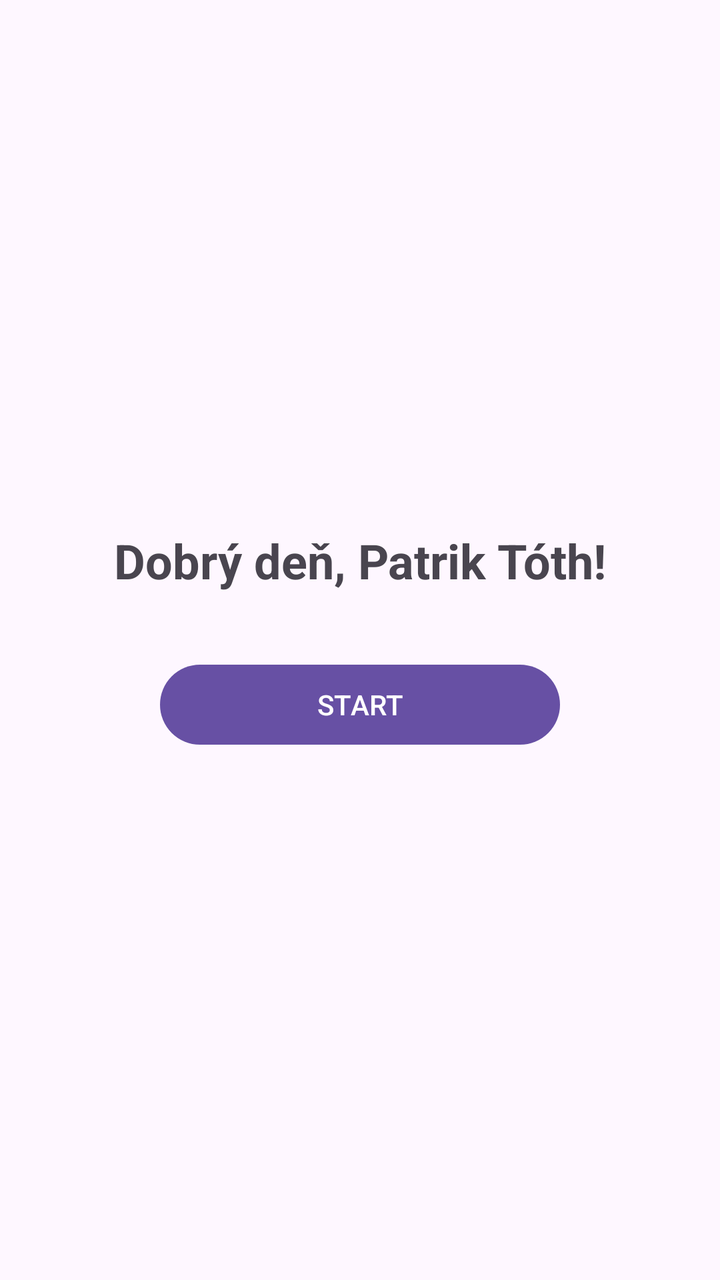
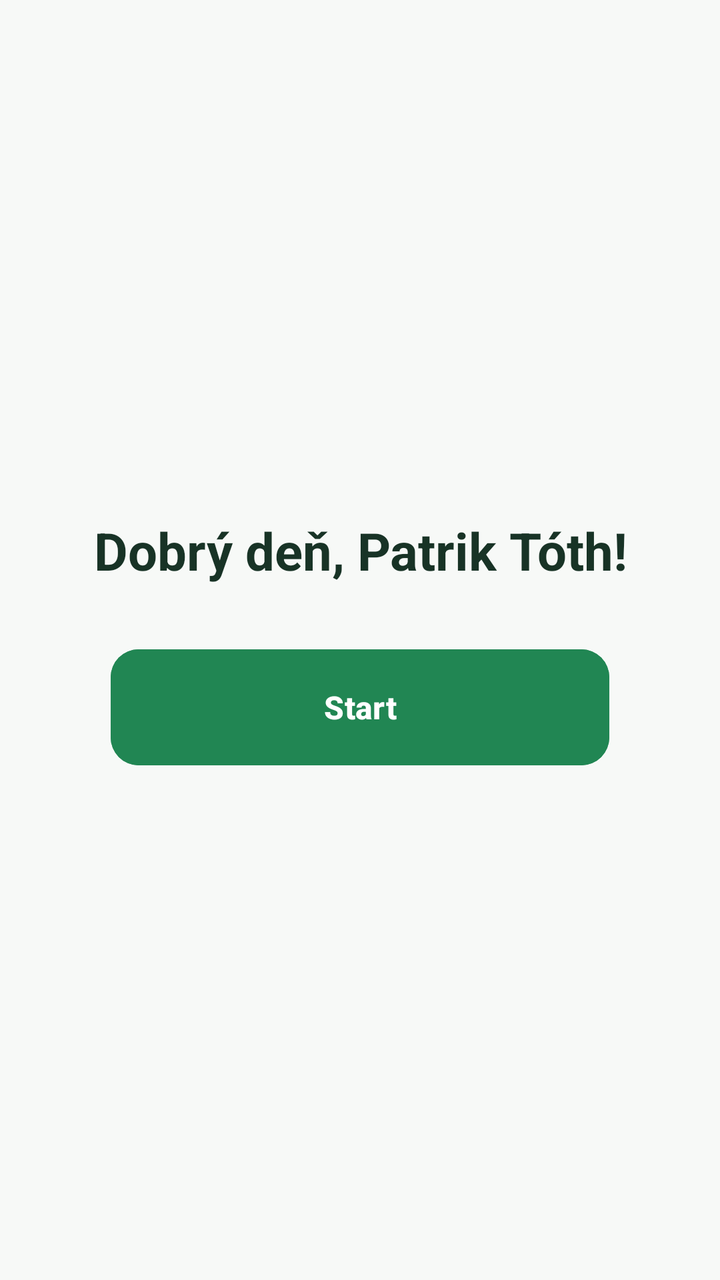

The first picture is an Android layout as it rendered before a commit; the second is the same layout after the commit. The layout source and the unified diff follow.
<!-- AndroidManifest.xml: application theme Theme.MTMP_Zadanie_1 -->
<!-- res/layout/activity_main.xml -->
<?xml version="1.0" encoding="utf-8"?>
<androidx.constraintlayout.widget.ConstraintLayout
    xmlns:android="http://schemas.android.com/apk/res/android"
    xmlns:app="http://schemas.android.com/apk/res-auto"
    xmlns:tools="http://schemas.android.com/tools"
    android:id="@+id/main"
    android:layout_width="match_parent"
    android:layout_height="match_parent"
    tools:context=".MainActivity">

    <TextView
        android:id="@+id/tvGreeting"
        android:layout_width="wrap_content"
        android:layout_height="wrap_content"
        android:text="Dobrý deň, Patrik Tóth!"
        android:textSize="24sp"
        android:textStyle="bold"
        app:layout_constraintTop_toTopOf="parent"
        app:layout_constraintBottom_toTopOf="@id/btnStart"
        app:layout_constraintStart_toStartOf="parent"
        app:layout_constraintEnd_toEndOf="parent"
        app:layout_constraintVertical_chainStyle="packed"
        android:layout_marginBottom="32dp" />

    <Button
        android:id="@+id/btnStart"
        android:layout_width="200dp"
        android:layout_height="wrap_content"
        android:text="START"
        app:layout_constraintTop_toBottomOf="@id/tvGreeting"
        app:layout_constraintBottom_toBottomOf="parent"
        app:layout_constraintStart_toStartOf="parent"
        app:layout_constraintEnd_toEndOf="parent" />

</androidx.constraintlayout.widget.ConstraintLayout>
<!-- resources referenced by this layout -->
<resources>
  <style name="Theme.MTMP_Zadanie_1" parent="Base.Theme.MTMP_Zadanie_1" />
  <style name="Base.Theme.MTMP_Zadanie_1" parent="Theme.Material3.DayNight.NoActionBar">
          
          
      </style>
</resources>

<!-- the commit's change to res/layout/activity_main.xml (unified diff, before → after) -->
@@ -6,27 +6,45 @@
     android:id="@+id/main"
     android:layout_width="match_parent"
     android:layout_height="match_parent"
+    android:background="#F7F9F7"
+    android:paddingStart="24dp"
+    android:paddingEnd="24dp"
+    android:paddingTop="32dp"
+    android:paddingBottom="32dp"
     tools:context=".MainActivity">
 
     <TextView
         android:id="@+id/tvGreeting"
-        android:layout_width="wrap_content"
+        android:layout_width="0dp"
         android:layout_height="wrap_content"
         android:text="Dobrý deň, Patrik Tóth!"
-        android:textSize="24sp"
+        android:textSize="26sp"
         android:textStyle="bold"
+        android:textColor="#183326"
+        android:fontFamily="sans"
+        android:gravity="center"
+        android:layout_marginBottom="32dp"
         app:layout_constraintTop_toTopOf="parent"
         app:layout_constraintBottom_toTopOf="@id/btnStart"
         app:layout_constraintStart_toStartOf="parent"
         app:layout_constraintEnd_toEndOf="parent"
-        app:layout_constraintVertical_chainStyle="packed"
-        android:layout_marginBottom="32dp" />
+        app:layout_constraintVertical_chainStyle="packed" />
 
     <Button
         android:id="@+id/btnStart"
-        android:layout_width="200dp"
-        android:layout_height="wrap_content"
-        android:text="START"
+        android:layout_width="0dp"
+        android:layout_height="58dp"
+        android:text="Start"
+        android:textAllCaps="false"
+        android:textSize="16sp"
+        android:textStyle="bold"
+        android:textColor="#FFFFFF"
+        android:backgroundTint="#218653"
+        android:minHeight="0dp"
+        android:insetTop="0dp"
+        android:insetBottom="0dp"
+        app:cornerRadius="14dp"
+        app:layout_constraintWidth_percent="0.8"
         app:layout_constraintTop_toBottomOf="@id/tvGreeting"
         app:layout_constraintBottom_toBottomOf="parent"
         app:layout_constraintStart_toStartOf="parent"
